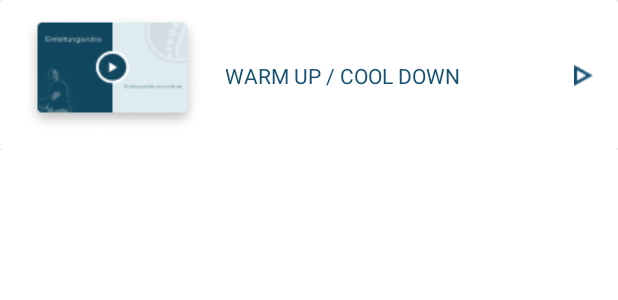
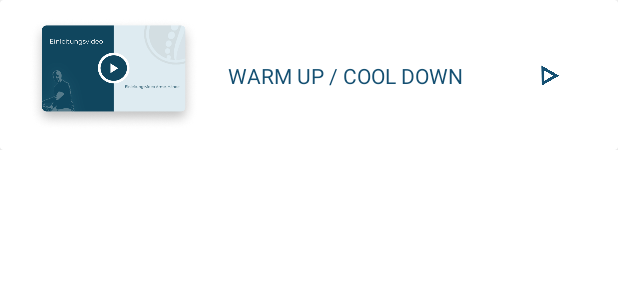
Before and after one commit to MichaelSchwentner/SchmerzfreiApp, an Android app: the layout uebungsbilder_item.xml on its own in the app's theme, with its tools: preview values and no code run, on a phone screen of 412 x 824 dp. Shown: the top 300 px of the screen. Run offline under Robolectric (Android 15) with nearby library versions, the phone set to English and light mode, and no system bars.

Commit message:
update.v4 recycler

```diff
--- a/app/src/main/res/layout/uebungsbilder_item.xml
+++ b/app/src/main/res/layout/uebungsbilder_item.xml
@@ -21,8 +21,8 @@
 
             <ImageView
                 android:id="@+id/uebungsBild_image"
-                android:layout_width="wrap_content"
-                android:layout_height="wrap_content"
+                android:layout_width="120dp"
+                android:layout_height="76dp"
                 android:layout_marginStart="16dp"
                 android:layout_marginTop="10dp"
                 android:layout_marginBottom="12dp"
@@ -44,9 +44,9 @@
 
             <ImageView
                 android:id="@+id/play_view"
-                android:layout_width="wrap_content"
-                android:layout_height="wrap_content"
-                android:layout_marginEnd="16dp"
+                android:layout_width="27dp"
+                android:layout_height="18dp"
+                android:layout_marginEnd="32dp"
                 app:layout_constraintBottom_toBottomOf="parent"
                 app:layout_constraintEnd_toEndOf="parent"
                 app:layout_constraintTop_toTopOf="parent"
--- a/app/src/main/res/values/preloaded_fonts.xml
+++ b/app/src/main/res/values/preloaded_fonts.xml
@@ -2,8 +2,10 @@
 <resources>
     <array name="preloaded_fonts" translatable="false">
         <item>@font/saira</item>
+        <item>@font/saira_bold</item>
         <item>@font/saira_extra_condensed_medium</item>
         <item>@font/saira_extra_condensed_regular</item>
+        <item>@font/saira_semibold</item>
         <item>@font/saira_thin</item>
     </array>
 </resources>
```
Also changed, not shown: app/src/main/res/font/saira_bold.xml (added, +7 -0 lines), app/src/main/res/font/saira_semibold.xml (added, +7 -0 lines), app/src/main/res/drawable/group_35555.png, app/src/main/res/drawable/pfeil.png.
